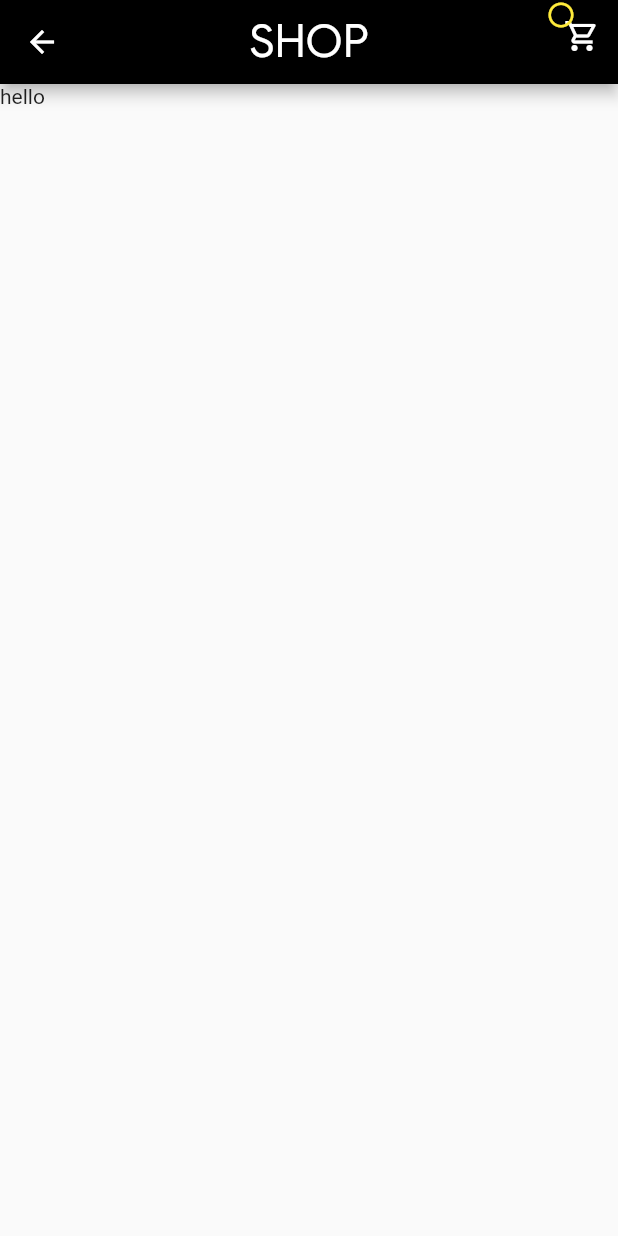
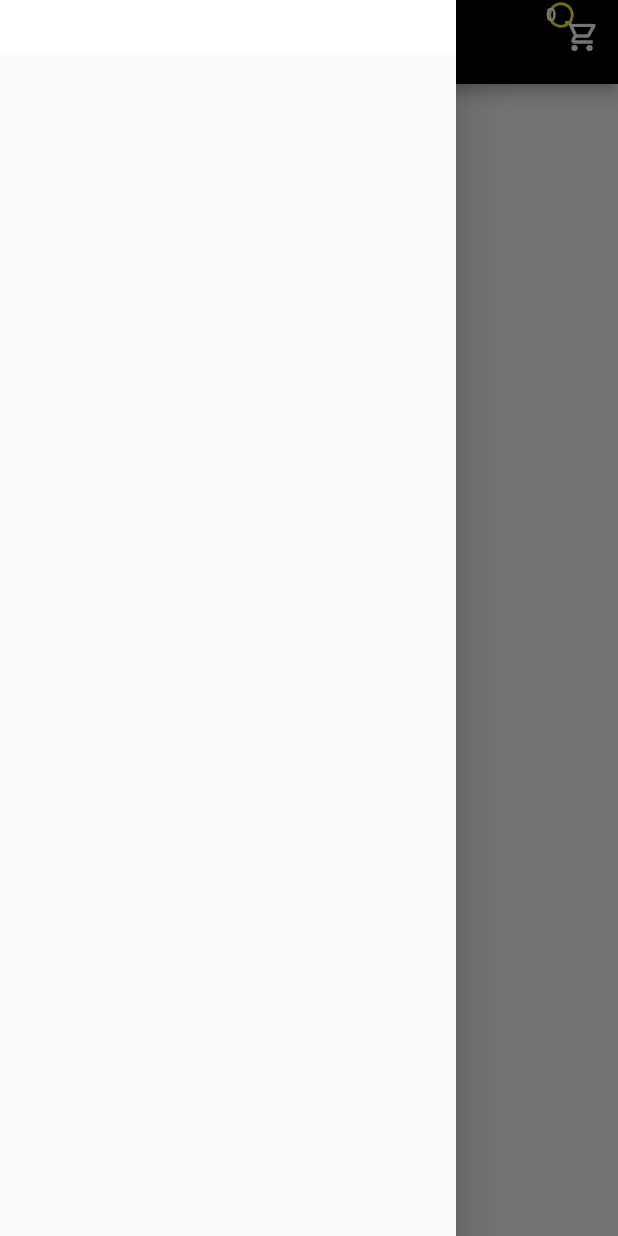
Before and after one commit to aruntemme/ecom-flutter, a Flutter app: the StoreHomeScreen screen opened directly, with the side drawer open (before the commit the screen has no drawer), on a phone screen of 412 x 824 dp. Run offline on Flutter 3.47's test engine with Material 2 defaults, Android fonts, the phone set to English and light mode, and no system bars; our stand-ins replace cloud_firestore, firebase_auth, firebase_core, firebase_storage, image_picker, shared_preferences; accounts and stored records are empty.

Commit message:
added 'provider bugs' to solve tomorrow

```diff
--- /dev/null
+++ b/lib/Counters/cartItemCounter.dart
@@ -0,0 +1,8 @@
+import 'package:flutter/foundation.dart';
+import 'package:ecom/Config/config.dart';
+
+class CartItemCounter extends ChangeNotifier {
+  int _counter =
+      EcomApp.sharedPreferences.getStringList(EcomApp.userCartList).length - 1;
+  int get count => _counter;
+}
--- a/lib/Store/StoreHome.dart
+++ b/lib/Store/StoreHome.dart
@@ -1,5 +1,8 @@
 import 'package:ecom/Store/cartScreen.dart';
+import 'package:ecom/Widgets/appDrawer.dart';
 import 'package:flutter/material.dart';
+import 'package:ecom/Counters/cartItemCounter.dart';
+import 'package:provider/provider.dart';
 
 class StoreHomeScreen extends StatefulWidget {
   @override
@@ -41,12 +44,32 @@ class _StoreHomeScreenState extends State<StoreHomeScreen> {
                       size: 20.0,
                       color: Colors.yellow,
                     ),
+                    Positioned(
+                      top: 3.0,
+                      bottom: 4.0,
+                      child: Consumer<CartItemCounter>(
+                        builder: (
+                          context,
+                          counter,
+                          _,
+                        ) {
+                          return Text(
+                            counter.count.toString(),
+                            style: TextStyle(
+                                color: Colors.white,
+                                fontSize: 12.0,
+                                fontWeight: FontWeight.w500),
+                          );
+                        },
+                      ),
+                    )
                   ],
                 ))
               ],
             )
           ],
         ),
+        drawer: AppDrawer(),
         body: Text("hello"),
       ),
     );
--- /dev/null
+++ b/lib/Widgets/appDrawer.dart
@@ -0,0 +1,17 @@
+import 'package:flutter/material.dart';
+import 'package:flutter/services.dart';
+
+class AppDrawer extends StatelessWidget {
+  @override
+  Widget build(BuildContext context) {
+    return Drawer(
+      child: ListView(
+        children: [
+          Container(
+              padding: EdgeInsets.only(top: 25.0, bottom: 10.0),
+              color: Colors.white)
+        ],
+      ),
+    );
+  }
+}
```
